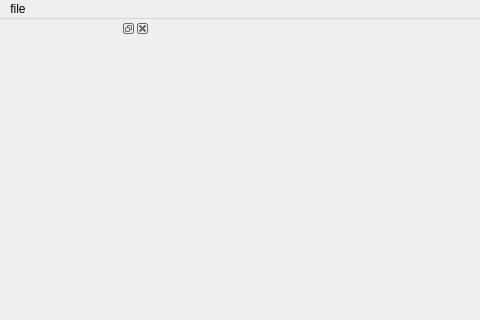
Before: the Qt Designer form ArcSimWindow.ui in dolphin-li/ClothDesigner, drawn with Qt 5; both pictures show x 0 to 480 and y 0 to 320 of the 1083 by 856 pixel window.
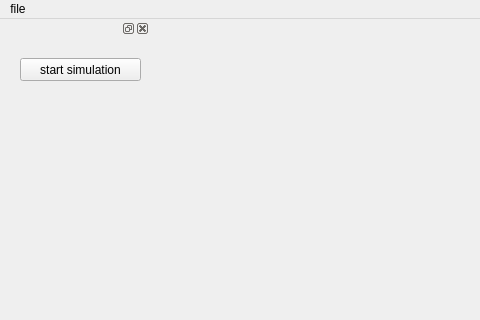
After: the same form once the commit is applied. Custom widgets are drawn as their Qt base class.

Patch:
```diff
--- a/ArcSimWindow.ui
+++ b/ArcSimWindow.ui
@@ -49,7 +49,21 @@
    <attribute name="dockWidgetArea">
     <number>1</number>
    </attribute>
-   <widget class="QWidget" name="dockWidgetContents_2"/>
+   <widget class="QWidget" name="dockWidgetContents_2">
+    <widget class="QPushButton" name="pbStartSimulation">
+     <property name="geometry">
+      <rect>
+       <x>20</x>
+       <y>20</y>
+       <width>121</width>
+       <height>23</height>
+      </rect>
+     </property>
+     <property name="text">
+      <string>start simulation</string>
+     </property>
+    </widget>
+   </widget>
   </widget>
   <action name="actionLoad_conf">
    <property name="text">
@@ -62,6 +76,14 @@
    </property>
   </action>
  </widget>
+ <customwidgets>
+  <customwidget>
+   <class>ArcsimView</class>
+   <extends>QWidget</extends>
+   <header>arcsimview.h</header>
+   <container>1</container>
+  </customwidget>
+ </customwidgets>
  <resources/>
  <connections/>
 </ui>
```
Left out of the diff: 2 changed lines with no effect on the pictures.
